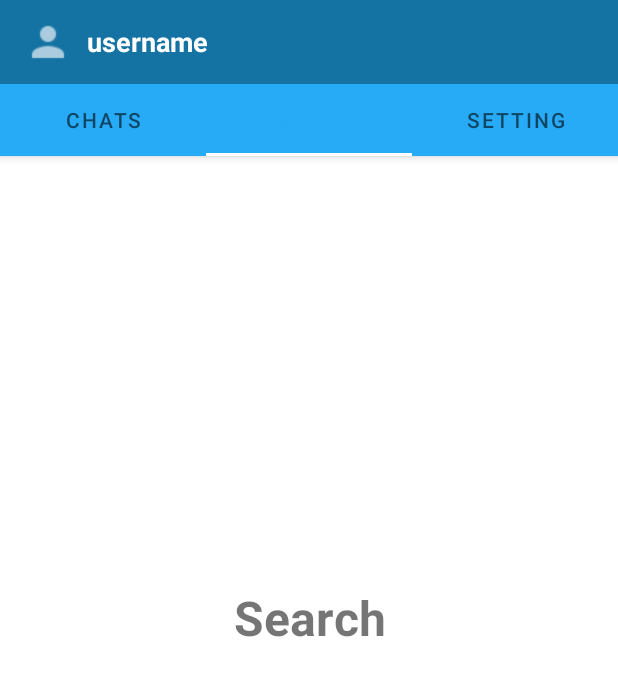
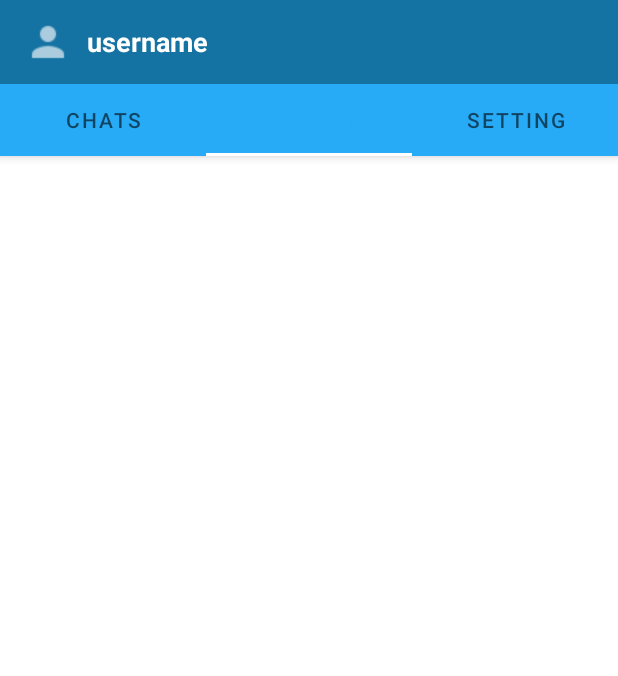
Before and after one commit to akshitverma4/MyArtisticRoom, an Android app: the MainActivity screen opened directly, with no data from a screen before it, tab 2 chosen, on a phone screen of 412 x 824 dp. Shown: the top 676 px of the screen. Run offline under Robolectric (Android 15) with nearby library versions, the phone set to English and light mode, and no system bars; our stand-ins replace CircleImageView, Firebase (no records; nobody signed in at launch, a user with empty details on screens opened directly); 2 statements that could not run were skipped.

Commit message:
search_adapter

```diff
--- a/app/src/main/java/com/example/myartisticroom/activities/Login.kt
+++ b/app/src/main/java/com/example/myartisticroom/activities/Login.kt
@@ -40,8 +40,8 @@ class Login : AppCompatActivity() {
                         if (task.isSuccessful) {
                             // TODO (Step 2: Remove the toast message and call the FirestoreClass signInUser function to get the data of user from database. And also move the code of hiding Progress Dialog and Launching MainActivity to Success function.)
                             // Calling the FirestoreClass signInUser function to get the data of user from database.
-                            FirestoreClass().signInUser(this@Login)
-                           val intent = Intent(this@Login,MainActivity::class.java)
+                            // FirestoreClass().signInUser(this@Login)
+                            val intent = Intent(this@Login,MainActivity::class.java)
                             startActivity(intent)
                             // END
                         } else {
--- a/app/src/main/java/com/example/myartisticroom/activities/MainActivity.kt
+++ b/app/src/main/java/com/example/myartisticroom/activities/MainActivity.kt
@@ -3,12 +3,15 @@ package com.example.myartisticroom.activities
 import androidx.appcompat.app.AppCompatActivity
 import android.os.Bundle
 import android.view.Menu
+import android.view.MenuItem
 import androidx.appcompat.widget.Toolbar
 import androidx.fragment.app.Fragment
 import androidx.fragment.app.FragmentManager
 import androidx.fragment.app.FragmentPagerAdapter
 import androidx.viewpager.widget.ViewPager
 import com.example.myartisticroom.R
+import com.example.myartisticroom.classes.FirestoreClass
+import com.example.myartisticroom.classes.User
 import com.example.myartisticroom.fragments.ChatsFragment
 import com.example.myartisticroom.fragments.SearchFragment
 import com.example.myartisticroom.fragments.SettingFragment
@@ -33,18 +36,29 @@ class MainActivity : AppCompatActivity() {
                 supportFragmentManager
             )
 
+
         viewPagerAdapter.addFragment(ChatsFragment(),"Chats")
         viewPagerAdapter.addFragment(SearchFragment(),"Search")
         viewPagerAdapter.addFragment(SettingFragment(),"Setting")
 
         viewPager.adapter = viewPagerAdapter
         tabLayout.setupWithViewPager(viewPager)
+        FirestoreClass().signInUser(this)
 
     }
 
-    override fun onCreateOptionsMenu(menu: Menu?): Boolean {
-        return super.onCreateOptionsMenu(menu)
+
+    /*override fun onCreateOptionsMenu(menu: Menu): Boolean {
+        menuInflater.inflate(R.menu.main, menu)
+        return true
     }
+
+    override fun onOptionsItemSelected(item: MenuItem): Boolean {
+        return when (item.itemId) {
+            R.id.action_settings -> true
+            else -> super.onOptionsItemSelected(item)
+        }
+    }*/
 
     internal class ViewPagerAdapter(fragmentManager:FragmentManager)
         : FragmentPagerAdapter(fragmentManager) {
@@ -72,4 +86,7 @@ class MainActivity : AppCompatActivity() {
             return titles[i]
         }
     }
+    fun signInSuccess(user: User){
+        user_name.text = user.firstName
+    }
 }
--- a/app/src/main/java/com/example/myartisticroom/activities/Register.kt
+++ b/app/src/main/java/com/example/myartisticroom/activities/Register.kt
@@ -88,7 +88,7 @@ class Register : AppCompatActivity() {
 
 
 
-                                val user = User(firebaseUser.uid,firstName,lastName,registeredEmail,date)
+                                val user = User(firebaseUser.uid,firstName,registeredEmail)
 
                                 // call the registerUser function of FirestoreClass to make an entry in the database.
                                 FirestoreClass().registerUser(this@Register, user)
--- a/app/src/main/java/com/example/myartisticroom/classes/FirestoreClass.kt
+++ b/app/src/main/java/com/example/myartisticroom/classes/FirestoreClass.kt
@@ -3,6 +3,7 @@ package com.example.myartisticroom.classes
 import android.util.Log
 import android.view.View
 import com.example.myartisticroom.activities.Login
+import com.example.myartisticroom.activities.MainActivity
 import com.example.myartisticroom.activities.Register
 import com.google.firebase.auth.FirebaseAuth
 import com.google.firebase.firestore.FirebaseFirestore
@@ -45,7 +46,7 @@ class FirestoreClass {
     /**
      * A function to SignIn using firebase and get the user details from Firestore Database.
      */
-    fun signInUser(activity: Login) {
+    fun signInUser(activity: MainActivity) {
 
         // Here we pass the collection name from which we wants the data.
         mFireStore.collection(Constants.USERS)
@@ -63,7 +64,7 @@ class FirestoreClass {
                 val loggedInUser = document.toObject(User::class.java)!!
 
                 // Here call a function of base activity for transferring the result to it.
-               activity.signInSuccess(loggedInUser)
+                activity.signInSuccess(loggedInUser)
                 // END
             }
             .addOnFailureListener { e ->
--- a/app/src/main/java/com/example/myartisticroom/fragments/SearchFragment.kt
+++ b/app/src/main/java/com/example/myartisticroom/fragments/SearchFragment.kt
@@ -1,21 +1,70 @@
 package com.example.myartisticroom.fragments
 
+import android.content.Intent
 import android.os.Bundle
 import androidx.fragment.app.Fragment
 import android.view.LayoutInflater
 import android.view.View
 import android.view.ViewGroup
+import android.widget.Toast
+import androidx.recyclerview.widget.LinearLayoutManager
 import com.example.myartisticroom.R
+import com.example.myartisticroom.activities.StartActivity
+import com.example.myartisticroom.adapter.UserAdapter
+import com.example.myartisticroom.classes.Constants
+import com.example.myartisticroom.classes.User
+import com.google.firebase.auth.FirebaseAuth
+import com.google.firebase.firestore.FirebaseFirestore
+import com.google.firebase.ktx.Firebase
+import kotlinx.android.synthetic.main.fragment_search.*
+import kotlinx.coroutines.CoroutineScope
+import kotlinx.coroutines.Dispatchers
+import kotlinx.coroutines.launch
+import kotlinx.coroutines.withContext
 
 class SearchFragment : Fragment() {
 
+    private var userAdapter: UserAdapter? = null
+    private var mUsers: List<User>? = null
+    private val personCollectionRef = FirebaseFirestore.getInstance()
     override fun onCreateView(
         inflater: LayoutInflater, container: ViewGroup?,
         savedInstanceState: Bundle?
     ): View? {
         // Inflate the layout for this fragment
-        return inflater.inflate(R.layout.fragment_search, container, false)
+        val view: View = inflater.inflate(R.layout.fragment_search, container, false)
+        mUsers = ArrayList()
+        retrieveAllUsers()
+        return view
     }
 
+    private fun retrieveAllUsers() {
+        CoroutineScope(Dispatchers.IO).launch {
+            try {
+                val currentUsersId = FirebaseAuth.getInstance().currentUser!!.uid
+                val querySnapshot = personCollectionRef.collection("users")
 
+                    .get()
+                    .addOnSuccessListener { result ->
+                        for (document in result)  {
+                            val boards = document.toObject(User::class.java)!!
+                            (mUsers as ArrayList<User>).add(boards)
+                            userAdapter = UserAdapter(context!!, mUsers!!, false)
+                            search.adapter = userAdapter
+                            search.layoutManager = LinearLayoutManager(activity)
+
+                        }
+                    }
+
+
+            }
+
+            catch(e: Exception) {
+                withContext(Dispatchers.Main) {
+                    //oast.makeText(this@Zx, e.message, Toast.LENGTH_LONG).show()
+                }
+            }
+        }
+
+    }
 }
--- a/app/src/main/java/com/example/myartisticroom/fragments/SettingFragment.kt
+++ b/app/src/main/java/com/example/myartisticroom/fragments/SettingFragment.kt
@@ -15,6 +15,7 @@ class SettingFragment : Fragment() {
         savedInstanceState: Bundle?
     ): View? {
         // Inflate the layout for this fragment
-        return inflater.inflate(R.layout.fragment_setting, container, false)
+        val view = inflater.inflate(R.layout.fragment_setting, container, false)
+        return view
     }
 }
--- a/app/src/main/res/layout/fragment_search.xml
+++ b/app/src/main/res/layout/fragment_search.xml
@@ -1,16 +1,14 @@
 <?xml version="1.0" encoding="utf-8"?>
 <RelativeLayout xmlns:android="http://schemas.android.com/apk/res/android"
+    android:id="@+id/rl"
     xmlns:tools="http://schemas.android.com/tools"
     android:layout_width="match_parent"
     android:layout_height="match_parent"
-    tools:context=".fragments.SearchFragment">
+    tools:context=".fragments.SearchFragment"
+    >
 
-    <TextView
+    <androidx.recyclerview.widget.RecyclerView
+        android:id="@+id/search"
         android:layout_width="match_parent"
-        android:layout_height="match_parent"
-        android:text="Search"
-        android:textSize="32sp"
-        android:gravity="center"
-        android:textStyle="bold"/>
-
+        android:layout_height="match_parent"/>
 </RelativeLayout>
```
Also changed, not shown: app/src/main/java/com/example/myartisticroom/adapter/UserAdapter.kt (+11 -10 lines), app/src/main/java/com/example/myartisticroom/classes/User.kt (+1 -13 lines), app/src/main/res/layout/fragment_setting.xml (+59 -7 lines).
